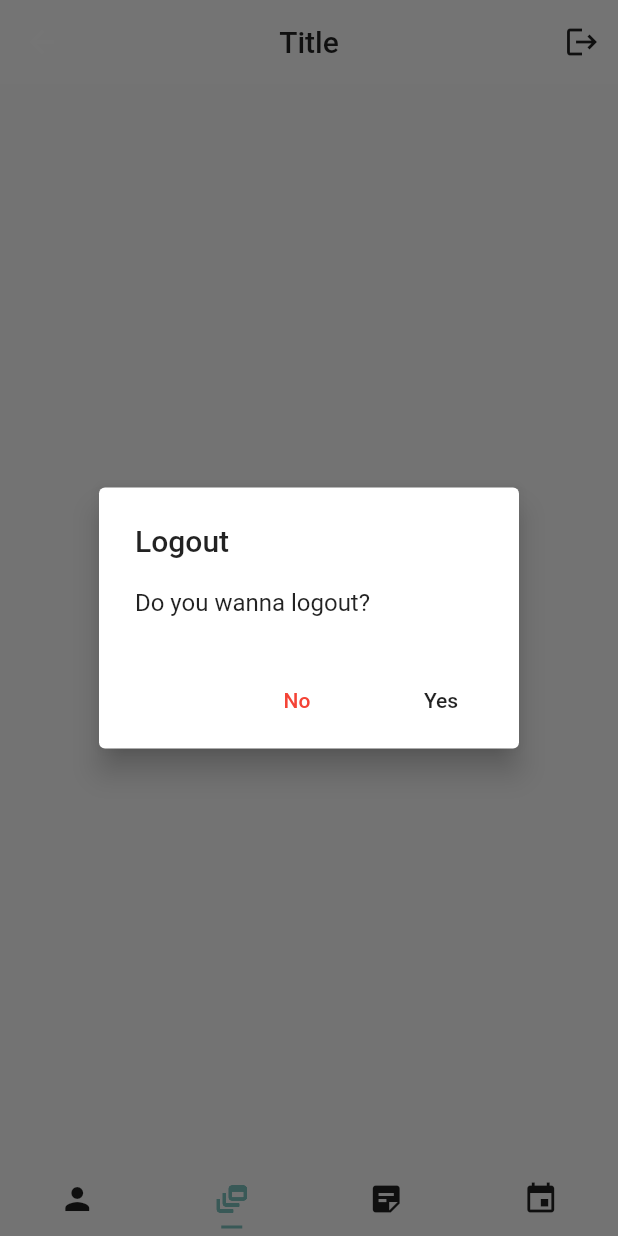
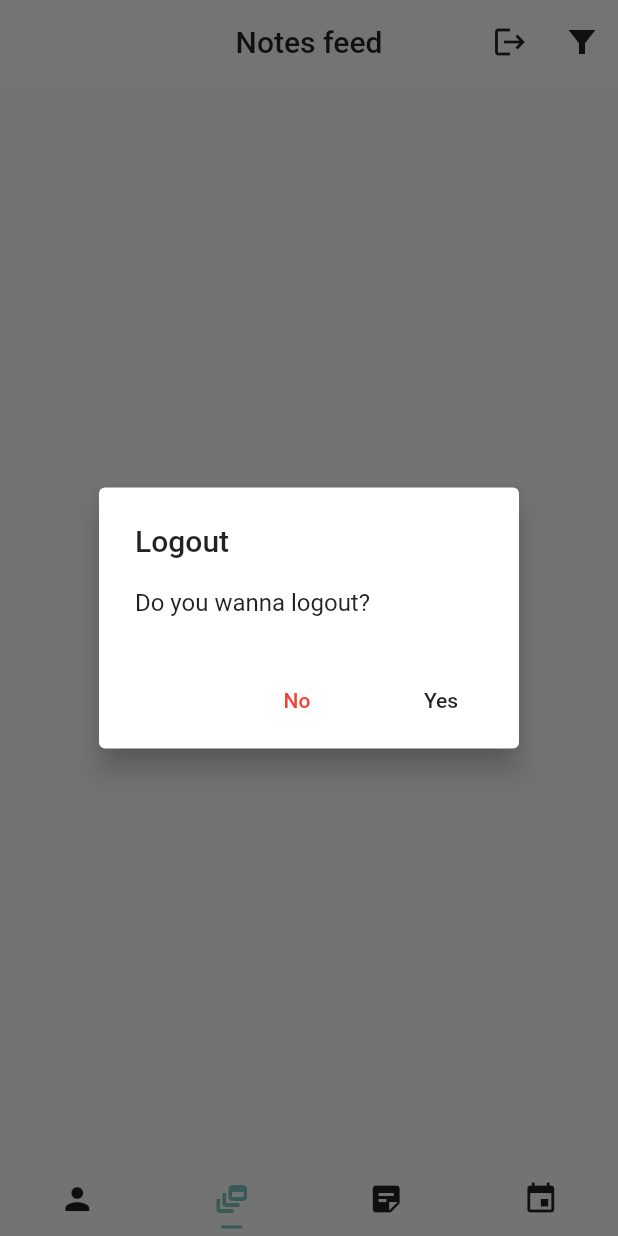
Before and after one commit to sofiabukovskaya/flutter_mindPost_mobile, a Flutter app: the MainPage screen opened directly, tab 2 chosen, after a tap on the "logout" icon, on a phone screen of 412 x 824 dp. Run offline on Flutter 3.47's test engine with Material 2 defaults, Android fonts, the phone set to English and light mode, and no system bars; our stand-ins replace bloc, cloud_firestore, firebase_auth, firebase_core, flutter_bloc, google_fonts and 1 more; missing offline and left inert: firebase; accounts and stored records are empty.

Commit message:
Fixed issue with AppBars

```diff
--- a/lib/ui/pages/main_page/main_page.dart
+++ b/lib/ui/pages/main_page/main_page.dart
@@ -33,28 +33,6 @@ class MainPageState extends State<MainPage>
       initialIndex: 2,
       length: 4,
       child: Scaffold(
-        appBar: AppBar(
-          actions: [
-            IconButton(
-                icon: Icon(
-                  Icons.logout,
-                  color: Colors.black87,
-                ),
-                onPressed: () {
-                  showDialog(
-                      context: context,
-                      builder: (_) =>
-                          alertDialog(context, firestoreRepository));
-                })
-          ],
-          backgroundColor: Colors.white38,
-          elevation: 0,
-          title: Text(
-            'Title',
-            style: TextStyle(color: Colors.black87),
-          ),
-          centerTitle: true,
-        ),
         body: TabBarView(
           children: [
             ProfileScreen(),
--- a/lib/ui/pages/main_page/screens/notes_screen/notes_screen.dart
+++ b/lib/ui/pages/main_page/screens/notes_screen/notes_screen.dart
@@ -1,5 +1,8 @@
 import 'package:flutter/cupertino.dart';
 import 'package:flutter/material.dart';
+import 'package:flutter_mindpost/ui/pages/main_page/widgets/alert_dialog.dart';
+
+import '../../main_page.dart';
 
 class NotesScreen extends StatefulWidget {
   @override
@@ -13,6 +16,34 @@ class NotesScreenState extends State<NotesScreen> {
   @override
   Widget build(BuildContext context) {
     return Scaffold(
+      appBar:  AppBar(
+        actions: [
+          IconButton(
+              icon: Icon(
+                Icons.logout,
+                color: Colors.black87,
+              ),
+              onPressed: () {
+                showDialog(
+                    context: context,
+                    builder: (_) =>
+                        alertDialog(context, firestoreRepository));
+              }),  IconButton(
+              icon: Icon(
+                Icons.filter_alt_sharp,
+                color: Colors.black87,
+              ),
+              onPressed: () {
+              })
+        ],
+        backgroundColor: Colors.white38,
+        elevation: 0,
+        title: Text(
+          'Notes feed',
+          style: TextStyle(color: Colors.black87),
+        ),
+        centerTitle: true,
+      ),
       body: Center(
         child: Text('Notes  screen'),
       ),
--- a/lib/ui/pages/main_page/screens/personal_notes_screen/personal_notes_screen.dart
+++ b/lib/ui/pages/main_page/screens/personal_notes_screen/personal_notes_screen.dart
@@ -1,6 +1,8 @@
 import 'package:flutter/cupertino.dart';
 import 'package:flutter/material.dart';
 import 'package:flutter_mindpost/ui/common/common_widgets.dart';
+import 'package:flutter_mindpost/ui/pages/main_page/main_page.dart';
+import 'package:flutter_mindpost/ui/pages/main_page/widgets/alert_dialog.dart';
 import 'package:google_fonts/google_fonts.dart';
 
 class PersonalNotesScreen extends StatefulWidget {
@@ -16,6 +18,34 @@ class PersonalNotesScreenState extends State<PersonalNotesScreen> {
   @override
   Widget build(BuildContext context) {
     return Scaffold(
+      appBar:  AppBar(
+    actions: [
+    IconButton(
+    icon: Icon(
+      Icons.logout,
+      color: Colors.black87,
+    ),
+    onPressed: () {
+    showDialog(
+    context: context,
+    builder: (_) =>
+    alertDialog(context, firestoreRepository));
+    }),  IconButton(
+          icon: Icon(
+            Icons.filter_alt_sharp,
+            color: Colors.black87,
+          ),
+          onPressed: () {
+          })
+    ],
+    backgroundColor: Colors.white38,
+    elevation: 0,
+    title: Text(
+    'Personal notes',
+    style: TextStyle(color: Colors.black87),
+    ),
+    centerTitle: true,
+    ),
       body: SingleChildScrollView(
         child: Column(
           children: [
--- a/lib/ui/pages/main_page/screens/profile_screen/profile_screen.dart
+++ b/lib/ui/pages/main_page/screens/profile_screen/profile_screen.dart
@@ -2,6 +2,8 @@
 
 import 'package:flutter/cupertino.dart';
 import 'package:flutter/material.dart';
+import 'package:flutter_mindpost/ui/pages/main_page/main_page.dart';
+import 'package:flutter_mindpost/ui/pages/main_page/widgets/alert_dialog.dart';
 import 'package:google_fonts/google_fonts.dart';
 
 class ProfileScreen extends StatefulWidget {
@@ -16,6 +18,28 @@ class ProfileScreenState extends State<ProfileScreen> {
   @override
   Widget build(BuildContext context) {
     return Scaffold(
+      appBar:    AppBar(
+    actions: [
+    IconButton(
+    icon: Icon(
+      Icons.logout,
+      color: Colors.black87,
+    ),
+    onPressed: () {
+    showDialog(
+    context: context,
+    builder: (_) =>
+    alertDialog(context, firestoreRepository));
+    })
+    ],
+    backgroundColor: Colors.white38,
+    elevation: 0,
+    title: Text(
+    'Profile',
+    style: TextStyle(color: Colors.black87),
+    ),
+    centerTitle: true,
+    ),
       body: SingleChildScrollView(
         child: Column(
           children: [
```
